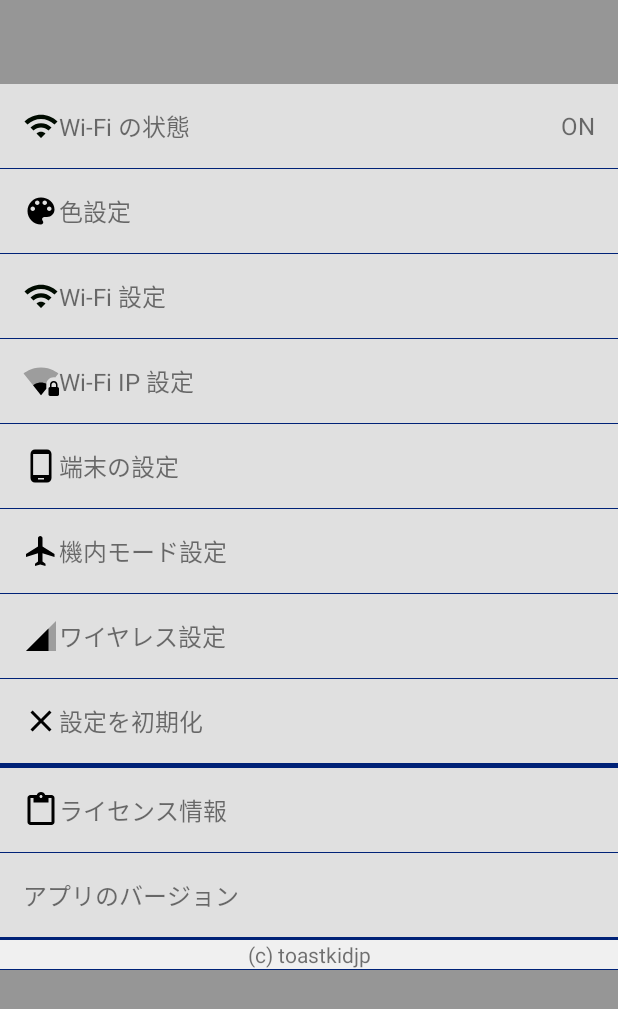
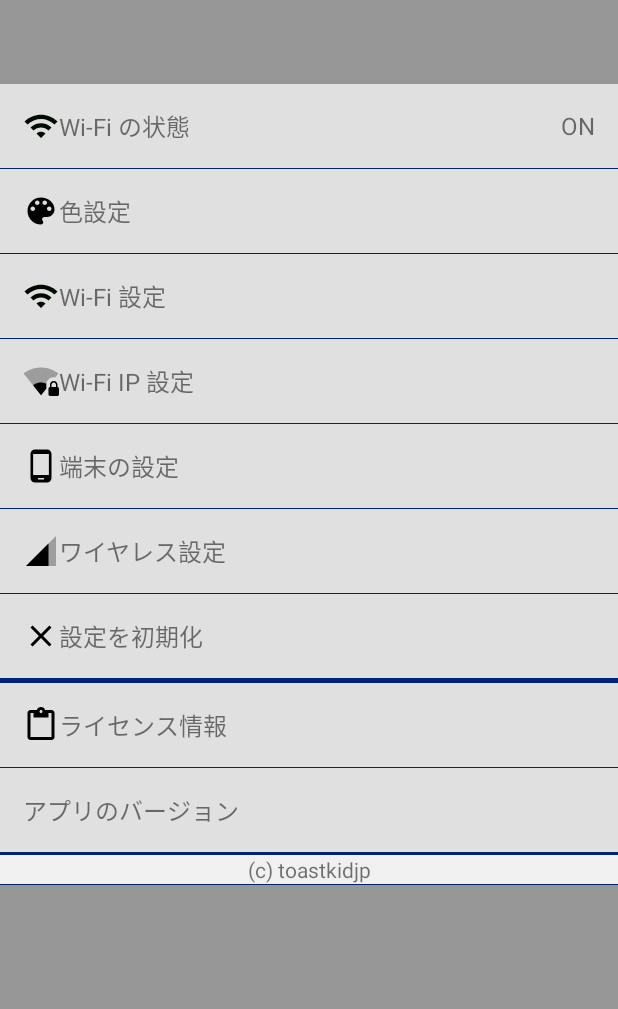
Before and after one commit to toastkidjp/WifiSwitcher, an Android app: the layout activity_settings.xml on its own in the app's theme, with its tools: preview values and no code run, on a phone screen of 412 x 824 dp. Shown: the top 1009 px of the screen. Run offline under Robolectric (Android 15) with nearby library versions, the phone set to English and light mode, and no system bars.

Commit message:
Delete airplane menu.

```diff
--- a/app/src/main/java/jp/toastkid/wifi_switcher/libs/SettingIntentFactory.java
+++ b/app/src/main/java/jp/toastkid/wifi_switcher/libs/SettingIntentFactory.java
@@ -49,14 +49,4 @@ public class SettingIntentFactory {
         return intent;
     }
 
-    /**
-     * Make launch airplane settings intent.
-     * @return {@link Intent}
-     */
-    public static Intent airplane() {
-        final Intent intent = new Intent();
-        intent.setAction(Settings.ACTION_AIRPLANE_MODE_SETTINGS);
-        return intent;
-    }
-
 }
--- a/app/src/main/java/jp/toastkid/wifi_switcher/settings/SettingsActivity.java
+++ b/app/src/main/java/jp/toastkid/wifi_switcher/settings/SettingsActivity.java
@@ -124,12 +124,6 @@ public class SettingsActivity extends BaseActivity {
         startActivity(ColorSettingActivity.makeIntent(this));
     }
 
-    @OnClick(R.id.settings_airplane)
-    public void airplane() {
-        attemptToShowingAd();
-        startActivity(SettingIntentFactory.airplane());
-    }
-
     @OnClick(R.id.settings_wifi_detail)
     public void wifi() {
         attemptToShowingAd();
--- a/app/src/main/res/drawable/ic_airplane.xml
+++ /dev/null
@@ -1,9 +0,0 @@
-<vector xmlns:android="http://schemas.android.com/apk/res/android"
-        android:width="24dp"
-        android:height="24dp"
-        android:viewportWidth="24.0"
-        android:viewportHeight="24.0">
-    <path
-        android:fillColor="#FF000000"
-        android:pathData="M21,16v-2l-8,-5V3.5c0,-0.83 -0.67,-1.5 -1.5,-1.5S10,2.67 10,3.5V9l-8,5v2l8,-2.5V19l-2,1.5V22l3.5,-1 3.5,1v-1.5L13,19v-5.5l8,2.5z"/>
-</vector>
--- a/app/src/main/res/layout/activity_settings.xml
+++ b/app/src/main/res/layout/activity_settings.xml
@@ -119,20 +119,6 @@
             <include layout="@layout/primary_dark_divider" />
 
             <TextView
-                android:id="@+id/settings_airplane"
-                android:layout_width="match_parent"
-                android:layout_height="@dimen/settings_item_height"
-                android:drawableLeft="@drawable/ic_airplane"
-                android:gravity="center_vertical"
-                android:paddingLeft="@dimen/settings_item_left_margin"
-                android:text="@string/title_airplane_settings"
-                android:textSize="16sp"
-                android:background="@drawable/ripple_soft"
-                />
-
-            <include layout="@layout/primary_dark_divider" />
-
-            <TextView
                 android:id="@+id/settings_wireless"
                 android:layout_width="match_parent"
                 android:layout_height="@dimen/settings_item_height"
--- a/app/src/main/res/values/strings.xml
+++ b/app/src/main/res/values/strings.xml
@@ -36,7 +36,6 @@
     <string name="off">OFF</string>
     <string name="title_wireless_settings">ワイヤレス設定</string>
     <string name="title_device_settings">端末の設定</string>
-    <string name="title_airplane_settings">機内モード設定</string>
     <string name="title_wifi_settings">Wi-Fi 設定</string>
     <string name="title_wifi_ip_settings">Wi-Fi IP 設定</string>
     <string name="title_wifi_state">Wi-Fi の状態</string>
```
Also changed, not shown: 1 other file.
